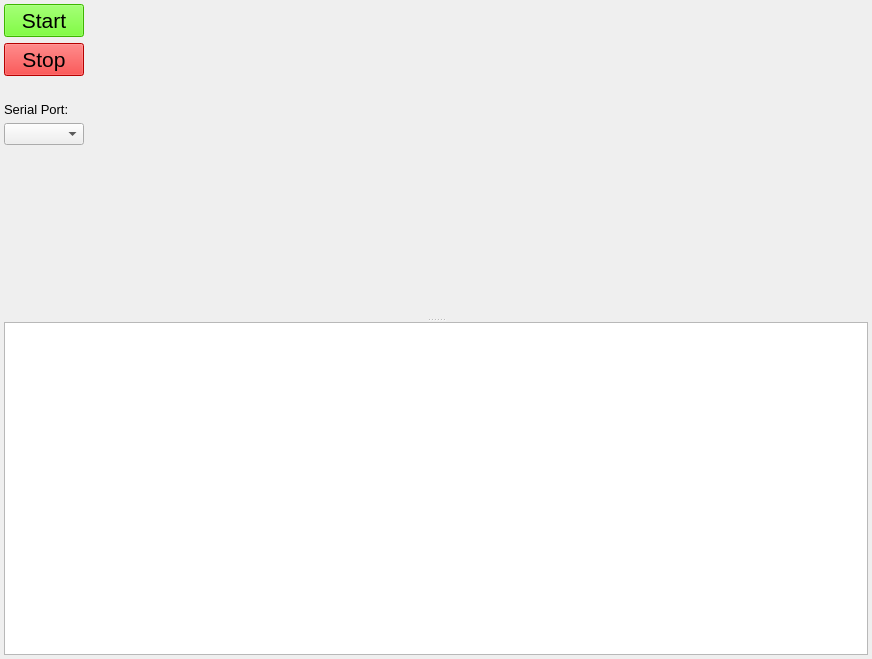
Qt form mainwindow.ui (gitnabo/RotorCalSys) before a commit.
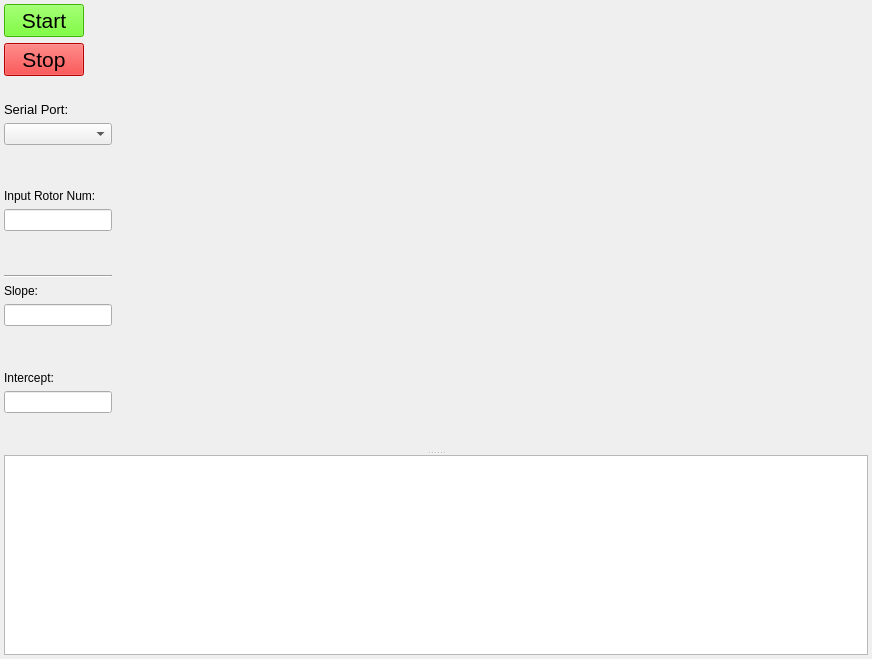
The same form after that commit. Custom widgets are drawn as their Qt base class.

Diff of the .ui file:
```diff
--- a/mainwindow.ui
+++ b/mainwindow.ui
@@ -31,7 +31,7 @@
      <property name="orientation">
       <enum>Qt::Vertical</enum>
      </property>
-     <widget class="QWidget" name="">
+     <widget class="QWidget" name="layoutWidget">
       <layout class="QHBoxLayout" name="horizontalLayout_2">
        <item>
         <layout class="QVBoxLayout" name="verticalLayout">
@@ -108,6 +108,110 @@
          <item>
           <widget class="QComboBox" name="cbSerialPorts"/>
          </item>
+         <item>
+          <spacer name="verticalSpacer_4">
+           <property name="orientation">
+            <enum>Qt::Vertical</enum>
+           </property>
+           <property name="sizeHint" stdset="0">
+            <size>
+             <width>20</width>
+             <height>40</height>
+            </size>
+           </property>
+          </spacer>
+         </item>
+         <item>
+          <widget class="QLabel" name="label_4">
+           <property name="text">
+            <string>Input Rotor Num:</string>
+           </property>
+          </widget>
+         </item>
+         <item>
+          <widget class="QLineEdit" name="lineEdit__RotorNum">
+           <property name="sizePolicy">
+            <sizepolicy hsizetype="Minimum" vsizetype="Fixed">
+             <horstretch>0</horstretch>
+             <verstretch>0</verstretch>
+            </sizepolicy>
+           </property>
+          </widget>
+         </item>
+         <item>
+          <spacer name="verticalSpacer_5">
+           <property name="orientation">
+            <enum>Qt::Vertical</enum>
+           </property>
+           <property name="sizeHint" stdset="0">
+            <size>
+             <width>20</width>
+             <height>40</height>
+            </size>
+           </property>
+          </spacer>
+         </item>
+         <item>
+          <widget class="Line" name="line">
+           <property name="font">
+            <font>
+             <pointsize>10</pointsize>
+             <weight>50</weight>
+             <bold>false</bold>
+            </font>
+           </property>
+           <property name="orientation">
+            <enum>Qt::Horizontal</enum>
+           </property>
+          </widget>
+         </item>
+         <item>
+          <widget class="QLabel" name="label_2">
+           <property name="text">
+            <string>Slope:</string>
+           </property>
+          </widget>
+         </item>
+         <item>
+          <widget class="QLineEdit" name="lineEdit_Slope">
+           <property name="sizePolicy">
+            <sizepolicy hsizetype="Minimum" vsizetype="Fixed">
+             <horstretch>0</horstretch>
+             <verstretch>0</verstretch>
+            </sizepolicy>
+           </property>
+          </widget>
+         </item>
+         <item>
+          <spacer name="verticalSpacer">
+           <property name="orientation">
+            <enum>Qt::Vertical</enum>
+           </property>
+           <property name="sizeHint" stdset="0">
+            <size>
+             <width>20</width>
+             <height>40</height>
+            </size>
+           </property>
+          </spacer>
+         </item>
+         <item>
+          <widget class="QLabel" name="label_3">
+           <property name="text">
+            <string>Intercept:</string>
+           </property>
+          </widget>
+         </item>
+         <item>
+          <widget class="QLineEdit" name="lineEdit_Intercept">
+           <property name="sizePolicy">
+            <sizepolicy hsizetype="Minimum" vsizetype="Fixed">
+             <horstretch>0</horstretch>
+             <verstretch>0</verstretch>
+            </sizepolicy>
+           </property>
+          </widget>
+         </item>
          <item>
           <spacer name="verticalSpacer_2">
            <property name="orientation">
@@ -134,6 +238,12 @@
            <verstretch>0</verstretch>
           </sizepolicy>
          </property>
+         <property name="font">
+          <font>
+           <weight>75</weight>
+           <bold>true</bold>
+          </font>
+         </property>
         </widget>
        </item>
       </layout>
```
